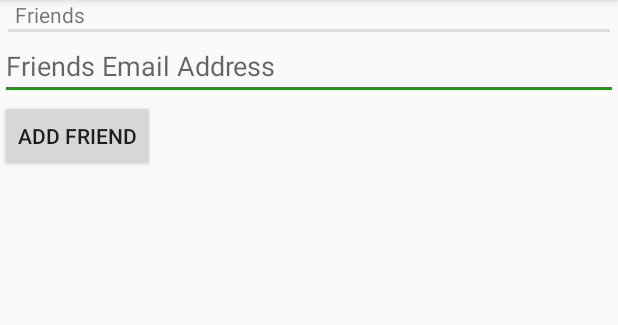
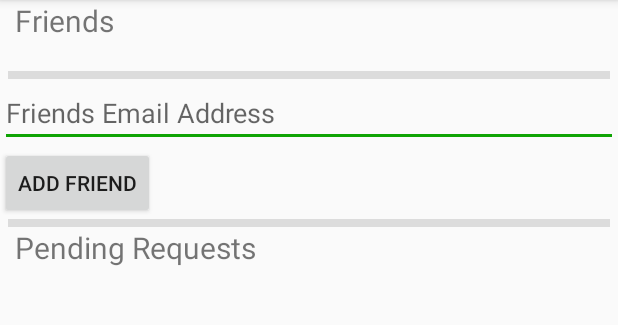
Before and after one commit to fermentedfly/xp_team10, an Android app: the screen it shows after launch once a user with an empty profile is signed in (MainActivity), in the side drawer, after a tap on an icon or button, on a phone screen of 412 x 824 dp, the part 84-409 px from its top. Run offline under Robolectric (Android 15) with nearby library versions, the phone set to English and light mode, and no system bars; our stand-ins replace Firebase (no records; nobody signed in at launch, a user with empty details on screens opened directly); libraries missing offline, so code that uses them is left out: android.support.test; 4 statements that could not run were skipped.

Commit message:
[BM, MRS] adding users to friends now requires confirmation of target

```diff
--- a/app/src/main/res/layout/fragment_manage_friends.xml
+++ b/app/src/main/res/layout/fragment_manage_friends.xml
@@ -18,8 +18,9 @@
             <TextView
                 android:layout_width="match_parent"
                 android:layout_height="wrap_content"
-                android:text="Friends"
+                android:text="@string/friends"
                 android:visibility="visible"
+                android:textSize="20sp"
                 android:layout_marginLeft="10dp"
                 android:layout_marginRight="10dp"/>
 
@@ -27,12 +28,16 @@
                 android:id="@+id/chipview_friends"
                 android:layout_width="match_parent"
                 android:layout_height="wrap_content"
-                android:orientation="vertical">
+                android:orientation="vertical"
+                android:layout_marginLeft="10dp"
+                android:layout_marginRight="10dp"
+                android:layout_marginTop="10dp"
+                android:layout_marginBottom="10dp">
             </LinearLayout>
 
             <View
                 android:layout_width="fill_parent"
-                android:layout_height="2dp"
+                android:layout_height="5dp"
                 android:background="?android:attr/listDivider"
                 android:layout_marginLeft="5dp"
                 android:layout_marginRight="5dp"/>
@@ -51,6 +56,33 @@
                 android:layout_height="wrap_content"
                 android:text="@string/addFriend"/>
 
+            <View
+                android:layout_width="fill_parent"
+                android:layout_height="5dp"
+                android:background="?android:attr/listDivider"
+                android:layout_marginLeft="5dp"
+                android:layout_marginRight="5dp"/>
+
+            <TextView
+                android:layout_width="match_parent"
+                android:layout_height="wrap_content"
+                android:text="@string/friends_pending"
+                android:visibility="visible"
+                android:textSize="20sp"
+                android:layout_marginLeft="10dp"
+                android:layout_marginRight="10dp"/>
+
+            <LinearLayout
+                android:id="@+id/chipview_pending"
+                android:layout_width="match_parent"
+                android:layout_height="wrap_content"
+                android:orientation="vertical"
+                android:layout_marginLeft="10dp"
+                android:layout_marginRight="10dp"
+                android:layout_marginTop="10dp"
+                android:layout_marginBottom="10dp">
+            </LinearLayout>
+
         </LinearLayout>
     </RelativeLayout>
 </FrameLayout>
--- a/app/src/main/res/values/strings.xml
+++ b/app/src/main/res/values/strings.xml
@@ -40,5 +40,7 @@
     <string name="friend_email">Friends Email Address</string>
     <string name="addFriend">Add Friend</string>
     <string name="invalid_email">Invalid Email Address</string>
+    <string name="friends">Friends</string>
+    <string name="friends_pending">Pending Requests</string>
 
 </resources>
```
Also changed, not shown: app/src/main/java/at/tugraz/xp10/fragments/ManageFriendsFragment.java (+85 -27 lines), app/src/main/java/at/tugraz/xp10/model/User.java (+25 -5 lines).
